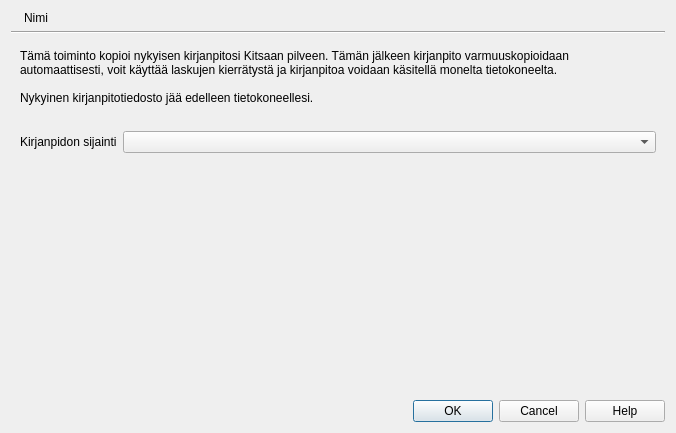
Old version of the form kitsas/pilvi/pilveensiirto.ui in the repository artoh/kitupiikki.
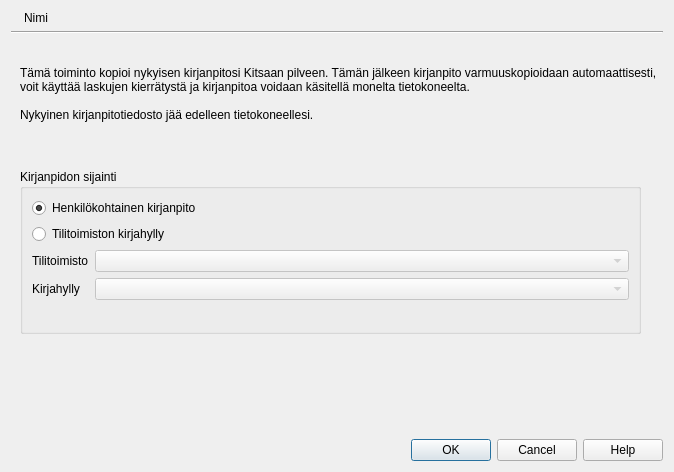
New version of the form. Icons and pictures are not drawn.

Commit message: Pilveensiirron toimistovalinta

Diff of the .ui file:
```diff
--- a/kitsas/pilvi/pilveensiirto.ui
+++ b/kitsas/pilvi/pilveensiirto.ui
@@ -2,12 +2,15 @@
 <ui version="4.0">
  <class>PilveenSiirto</class>
  <widget class="QDialog" name="PilveenSiirto">
+  <property name="enabled">
+   <bool>true</bool>
+  </property>
   <property name="geometry">
    <rect>
     <x>0</x>
     <y>0</y>
-    <width>676</width>
-    <height>433</height>
+    <width>674</width>
+    <height>472</height>
    </rect>
   </property>
   <property name="windowTitle">
@@ -49,9 +52,15 @@
       <number>0</number>
      </property>
      <widget class="QWidget" name="page">
-      <layout class="QVBoxLayout" name="verticalLayout">
-       <item>
         <widget class="QLabel" name="label">
+       <property name="geometry">
+        <rect>
+         <x>9</x>
+         <y>9</y>
+         <width>640</width>
+         <height>90</height>
+        </rect>
+       </property>
          <property name="text">
           <string>Tämä toiminto kopioi nykyisen kirjanpitosi Kitsaan pilveen. Tämän jälkeen kirjanpito varmuuskopioidaan automaattisesti, voit käyttää laskujen kierrätystä ja kirjanpitoa voidaan käsitellä monelta tietokoneelta.
 
@@ -61,28 +70,98 @@
           <bool>true</bool>
          </property>
         </widget>
-       </item>
-       <item>
         <widget class="QLabel" name="infoLabel">
+       <property name="geometry">
+        <rect>
+         <x>9</x>
+         <y>105</y>
+         <width>621</width>
+         <height>18</height>
+        </rect>
+       </property>
          <property name="text">
           <string/>
          </property>
-        </widget>
-       </item>
-       <item>
-        <layout class="QFormLayout" name="formLayout">
-         <item row="0" column="0">
-          <widget class="QLabel" name="sijaintiLabel">
-           <property name="text">
+       <property name="wordWrap">
+        <bool>true</bool>
+       </property>
+      </widget>
+      <widget class="QGroupBox" name="sijaintiGroup">
+       <property name="geometry">
+        <rect>
+         <x>9</x>
+         <y>129</y>
+         <width>621</width>
+         <height>165</height>
+        </rect>
+       </property>
+       <property name="title">
             <string>Kirjanpidon sijainti</string>
            </property>
+       <layout class="QVBoxLayout" name="verticalLayout">
+        <item>
+         <widget class="QRadioButton" name="omaRadio">
+          <property name="text">
+           <string>Henkilökohtainen kirjanpito</string>
+          </property>
+          <property name="icon">
+           <iconset resource="../pic/pic.qrc">
+            <normaloff>:/pic/mies.png</normaloff>:/pic/mies.png</iconset>
+          </property>
+          <property name="checked">
+           <bool>true</bool>
+          </property>
+         </widget>
+        </item>
+        <item>
+         <widget class="QRadioButton" name="toimistoRadio">
+          <property name="enabled">
+           <bool>true</bool>
+          </property>
+          <property name="text">
+           <string>Tilitoimiston kirjahylly</string>
+          </property>
+          <property name="icon">
+           <iconset resource="../pic/pic.qrc">
+            <normaloff>:/pic/kansiot.png</normaloff>:/pic/kansiot.png</iconset>
+          </property>
+         </widget>
+        </item>
+        <item>
+         <layout class="QFormLayout" name="formLayout">
+          <item row="0" column="0">
+           <widget class="QLabel" name="toimistoLabel">
+            <property name="text">
+             <string>Tilitoimisto</string>
+            </property>
            <property name="buddy">
             <cstring>sijainiCombo</cstring>
            </property>
           </widget>
          </item>
          <item row="0" column="1">
-          <widget class="QComboBox" name="sijainiCombo"/>
+           <widget class="QComboBox" name="toimistoCombo">
+            <property name="enabled">
+             <bool>false</bool>
+            </property>
+           </widget>
+          </item>
+          <item row="1" column="0">
+           <widget class="QLabel" name="hyllyLabel">
+            <property name="text">
+             <string>Kirjahylly</string>
+            </property>
+            <property name="buddy">
+             <cstring>hyllyCombo</cstring>
+            </property>
+           </widget>
+          </item>
+          <item row="1" column="1">
+           <widget class="QComboBox" name="hyllyCombo">
+            <property name="enabled">
+             <bool>false</bool>
+            </property>
+           </widget>
          </item>
         </layout>
        </item>
@@ -94,12 +173,26 @@
          <property name="sizeHint" stdset="0">
           <size>
            <width>20</width>
-           <height>241</height>
+            <height>58</height>
+           </size>
+          </property>
+         </spacer>
+        </item>
+        <item>
+         <spacer name="verticalSpacer_4">
+          <property name="orientation">
+           <enum>Qt::Orientation::Vertical</enum>
+          </property>
+          <property name="sizeHint" stdset="0">
+           <size>
+            <width>20</width>
+            <height>40</height>
           </size>
          </property>
         </spacer>
        </item>
       </layout>
+      </widget>
      </widget>
      <widget class="QWidget" name="page_2">
       <layout class="QVBoxLayout" name="verticalLayout_3">
```
Left out of the diff: 51 changed lines with no effect on the pictures. Lines whose indentation alone changed are shown as unchanged. The commit also changes 2 other files.
